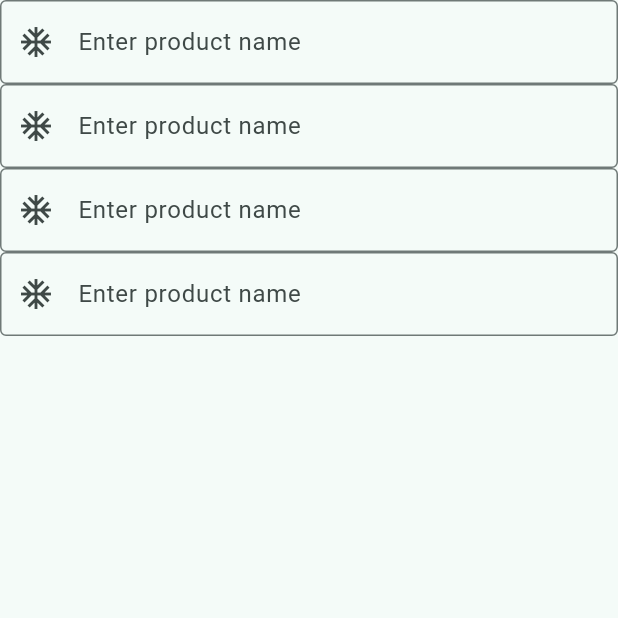
After one commit to YossefAhmed9/Store-App, a Flutter app: the UpdateProduct screen opened directly, on a phone screen of 412 x 824 dp, the top half of it. The commit adds this screen. Run offline on Flutter 3.47's test engine with Material 2 defaults, Android fonts, the phone set to English and light mode, and no system bars; network calls fail.

Commit message:
adding update page

```diff
--- /dev/null
+++ b/lib/Layouts/Update product.dart
@@ -0,0 +1,71 @@
+import 'package:flutter/material.dart';
+import 'package:store_app/components/new%20card.dart';
+
+class UpdateProduct extends StatelessWidget {
+  const UpdateProduct({super.key});
+  @override
+  Widget build(BuildContext context) {
+    TextEditingController ProductNameController = TextEditingController();
+
+    return Scaffold(
+      body: SafeArea(
+        child: Column(
+          children: [
+            defaultTextFormField(
+                TextInputType.text,
+                ProductNameController,
+                //submit
+                (p0) => null,
+                //change
+                (p0) => null,
+                //tap
+                () {},
+                'Enter product name',
+                OutlineInputBorder(),
+                Icon(Icons.ac_unit_outlined),
+                (value) => null),
+            defaultTextFormField(
+                TextInputType.text,
+                ProductNameController,
+                //submit
+                (p0) => null,
+                //change
+                (p0) => null,
+                //tap
+                () {},
+                'Enter product name',
+                OutlineInputBorder(),
+                Icon(Icons.ac_unit_outlined),
+                (value) => null),
+            defaultTextFormField(
+                TextInputType.text,
+                ProductNameController,
+                //submit
+                (p0) => null,
+                //change
+                (p0) => null,
+                //tap
+                () {},
+                'Enter product name',
+                OutlineInputBorder(),
+                Icon(Icons.ac_unit_outlined),
+                (value) => null),
+            defaultTextFormField(
+                TextInputType.text,
+                ProductNameController,
+                //submit
+                (p0) => null,
+                //change
+                (p0) => null,
+                //tap
+                () {},
+                'Enter product name',
+                OutlineInputBorder(),
+                Icon(Icons.ac_unit_outlined),
+                (value) => null),
+          ],
+        ),
+      ),
+    );
+  }
+}
```
Also changed, not shown: lib/Layouts/Home Screen.dart (+4 -3 lines), lib/components/new card.dart (+145 -29 lines).
